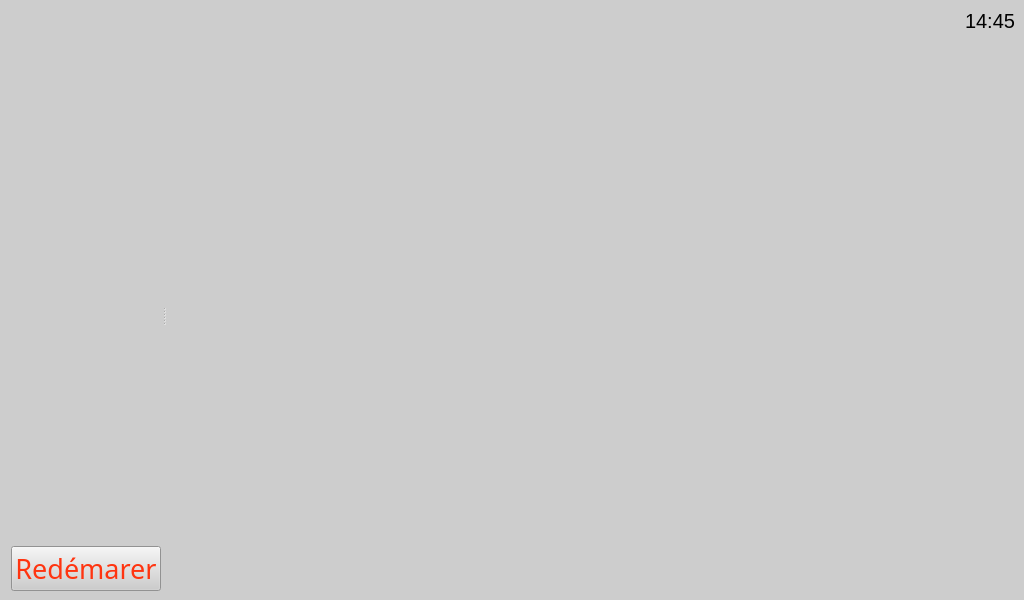
The window that napiLCD/napilcddisplay.ui (levanhong05/NapiEmbedded) describes before a commit, drawn with Qt 5.
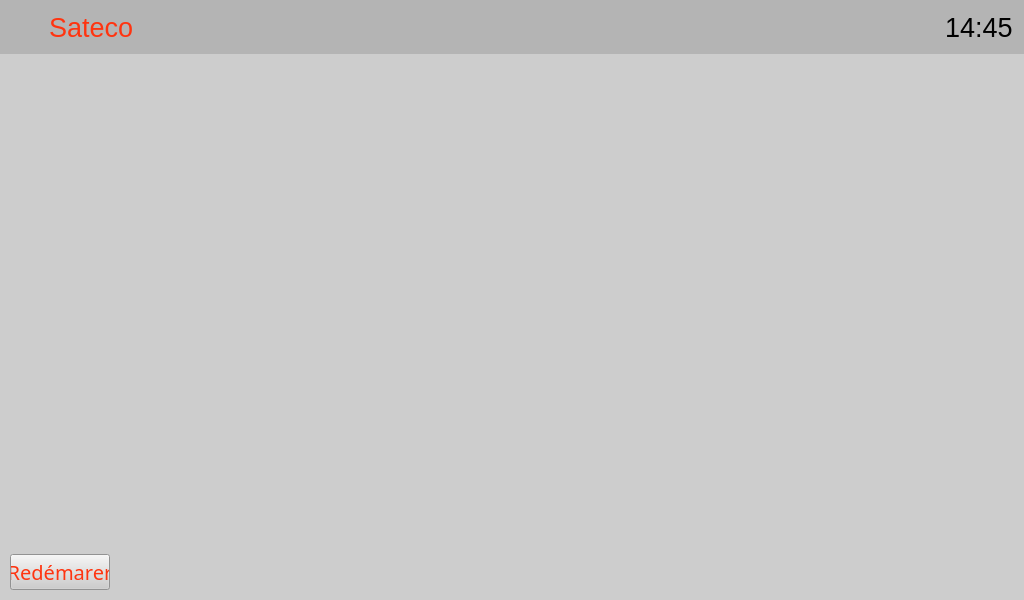
The same window after the commit. Icons and pictures are not drawn.

Patch:
```diff
--- a/napiLCD/napilcddisplay.ui
+++ b/napiLCD/napilcddisplay.ui
@@ -25,17 +25,62 @@
   </property>
   <widget class="QWidget" name="centralWidget">
    <layout class="QVBoxLayout" name="verticalLayout_4">
+    <property name="leftMargin">
+     <number>0</number>
+    </property>
     <property name="topMargin">
-     <number>9</number>
+     <number>0</number>
     </property>
     <property name="rightMargin">
-     <number>9</number>
+     <number>0</number>
     </property>
     <property name="bottomMargin">
-     <number>9</number>
+     <number>0</number>
     </property>
     <item>
-     <layout class="QHBoxLayout" name="horizontalLayout">
+     <widget class="QFrame" name="frmTitle">
+      <property name="styleSheet">
+       <string notr="true">background-color: rgb(180, 180, 180);</string>
+      </property>
+      <layout class="QHBoxLayout" name="layoutTittle">
+       <item>
+        <widget class="QLabel" name="lblIcon">
+         <property name="sizePolicy">
+          <sizepolicy hsizetype="Fixed" vsizetype="Fixed">
+           <horstretch>0</horstretch>
+           <verstretch>0</verstretch>
+          </sizepolicy>
+         </property>
+         <property name="minimumSize">
+          <size>
+           <width>32</width>
+           <height>32</height>
+          </size>
+         </property>
+         <property name="maximumSize">
+          <size>
+           <width>32</width>
+           <height>32</height>
+          </size>
+         </property>
+         <property name="styleSheet">
+          <string notr="true">border-image: url(:/napilcd/images/logo.jpg) 0 0 0 0 stretch stretch;</string>
+         </property>
+         <property name="text">
+          <string/>
+         </property>
+        </widget>
+       </item>
+       <item>
+        <widget class="QLabel" name="lblTitle">
+         <property name="styleSheet">
+          <string notr="true">color: rgb(255, 52, 16);</string>
+         </property>
+         <property name="text">
+          <string>Sateco</string>
+         </property>
+        </widget>
+       </item>
       <item>
        <spacer name="horizontalSpacer">
         <property name="orientation">
@@ -52,7 +97,7 @@
       <item>
        <widget class="QLabel" name="lblTime">
         <property name="styleSheet">
-         <string notr="true">font-size:15pt</string>
+          <string notr="true">font-size:20pt</string>
         </property>
         <property name="text">
          <string>14:45</string>
@@ -60,42 +105,42 @@
        </widget>
       </item>
      </layout>
+     </widget>
     </item>
     <item>
-     <widget class="QSplitter" name="splitter">
-      <property name="sizePolicy">
-       <sizepolicy hsizetype="Expanding" vsizetype="Expanding">
-        <horstretch>0</horstretch>
-        <verstretch>0</verstretch>
-       </sizepolicy>
+     <layout class="QHBoxLayout" name="layoutWidget">
+      <property name="leftMargin">
+       <number>10</number>
       </property>
-      <property name="orientation">
-       <enum>Qt::Horizontal</enum>
+      <property name="rightMargin">
+       <number>10</number>
       </property>
-      <property name="opaqueResize">
-       <bool>true</bool>
+      <property name="bottomMargin">
+       <number>10</number>
       </property>
-      <property name="handleWidth">
-       <number>5</number>
-      </property>
-      <property name="childrenCollapsible">
-       <bool>true</bool>
-      </property>
+      <item>
       <widget class="QFrame" name="frmSetWidget">
        <property name="sizePolicy">
-        <sizepolicy hsizetype="Ignored" vsizetype="Expanding">
+         <sizepolicy hsizetype="Preferred" vsizetype="Expanding">
          <horstretch>0</horstretch>
          <verstretch>0</verstretch>
         </sizepolicy>
        </property>
        <property name="maximumSize">
         <size>
-         <width>150</width>
+          <width>100</width>
          <height>16777215</height>
         </size>
        </property>
+        <property name="font">
+         <font>
+          <family>FixedSystem Regular,Fixedsys</family>
+          <pointsize>15</pointsize>
+         </font>
+        </property>
        <property name="styleSheet">
-        <string notr="true">color: rgb(255, 52, 16);</string>
+         <string notr="true">color: rgb(255, 52, 16);
+font-size: 15pt;</string>
        </property>
        <property name="frameShape">
         <enum>QFrame::NoFrame</enum>
@@ -135,8 +180,8 @@
             <rect>
              <x>0</x>
              <y>0</y>
-             <width>150</width>
-             <height>508</height>
+              <width>100</width>
+              <height>502</height>
             </rect>
            </property>
            <layout class="QVBoxLayout" name="verticalLayout_2">
@@ -191,11 +236,11 @@
             <property name="font">
              <font>
               <family>FixedSystem Regular,Fixedsys</family>
-              <pointsize>20</pointsize>
+               <pointsize>15</pointsize>
              </font>
             </property>
             <property name="styleSheet">
-             <string notr="true">font-size:20pt</string>
+              <string notr="true">font-size:15pt;</string>
             </property>
             <property name="text">
              <string>Redémarer</string>
@@ -206,6 +251,8 @@
         </item>
        </layout>
       </widget>
+      </item>
+      <item>
       <widget class="QFrame" name="frmWidget">
        <property name="sizePolicy">
         <sizepolicy hsizetype="Expanding" vsizetype="Preferred">
@@ -266,7 +313,8 @@
         </item>
        </layout>
       </widget>
-     </widget>
+      </item>
+     </layout>
     </item>
    </layout>
   </widget>
```
Left out of the diff: 6 changed lines with no effect on the pictures. Lines whose indentation alone changed are shown as unchanged.
